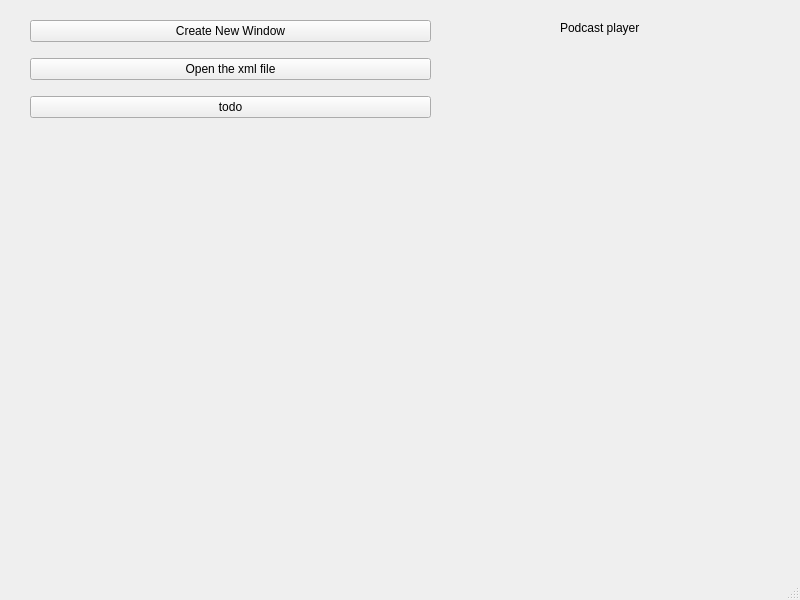
DragonHole/qt-podcast-player, file form.ui: the form before one commit.
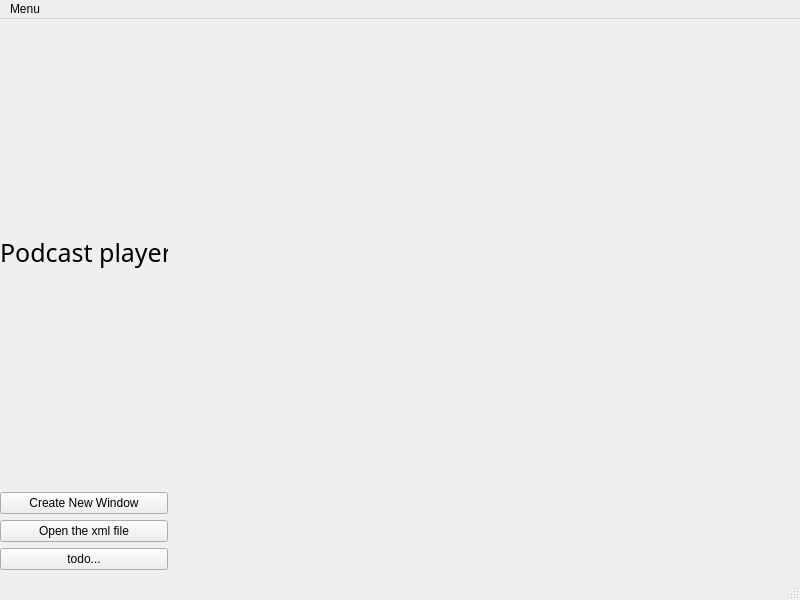
The form after the commit. Custom widgets are drawn as their Qt base class.

Commit message: small update, change layout and move media logic into new  mediaplayer widget

What changed in the file:
```diff
--- a/form.ui
+++ b/form.ui
@@ -14,59 +14,13 @@
    <string>MainWindow</string>
   </property>
   <widget class="QWidget" name="centralwidget">
-   <widget class="QWidget" name="gridLayoutWidget">
-    <property name="geometry">
-     <rect>
-      <x>30</x>
-      <y>10</y>
-      <width>401</width>
-      <height>121</height>
-     </rect>
-    </property>
-    <layout class="QGridLayout" name="gridLayout">
-     <item row="4" column="0">
-      <widget class="QPushButton" name="updateTableButton">
-       <property name="text">
-        <string>todo</string>
-       </property>
-      </widget>
-     </item>
-     <item row="1" column="0">
-      <widget class="QPushButton" name="openXMLButton">
-       <property name="text">
-        <string>Open the xml file</string>
-       </property>
-      </widget>
-     </item>
-     <item row="0" column="0">
-      <widget class="QPushButton" name="pushButton">
-       <property name="text">
-        <string>Create New Window</string>
-       </property>
-      </widget>
-     </item>
-    </layout>
-   </widget>
-   <widget class="QLabel" name="label">
-    <property name="geometry">
-     <rect>
-      <x>560</x>
-      <y>20</y>
-      <width>181</width>
-      <height>16</height>
-     </rect>
-    </property>
-    <property name="text">
-     <string>Podcast player</string>
-    </property>
-   </widget>
    <widget class="DownloaderWidget" name="downloader" native="true">
     <property name="geometry">
      <rect>
-      <x>30</x>
-      <y>140</y>
-      <width>411</width>
-      <height>311</height>
+      <x>180</x>
+      <y>180</y>
+      <width>321</width>
+      <height>231</height>
      </rect>
     </property>
     <property name="autoFillBackground">
@@ -76,13 +30,73 @@
    <widget class="EpisodesWidget" name="episodes" native="true">
     <property name="geometry">
      <rect>
-      <x>480</x>
-      <y>60</y>
+      <x>510</x>
+      <y>180</y>
       <width>281</width>
       <height>361</height>
      </rect>
     </property>
    </widget>
+   <widget class="MediaPlayerWidget" name="mediaplayer" native="true">
+    <property name="geometry">
+     <rect>
+      <x>160</x>
+      <y>0</y>
+      <width>641</width>
+      <height>61</height>
+     </rect>
+    </property>
+   </widget>
+   <widget class="QWidget" name="horizontalLayoutWidget">
+    <property name="geometry">
+     <rect>
+      <x>0</x>
+      <y>0</y>
+      <width>168</width>
+      <height>551</height>
+     </rect>
+    </property>
+    <layout class="QHBoxLayout" name="horizontalLayout_2">
+     <item>
+      <layout class="QGridLayout" name="gridLayout">
+       <item row="1" column="0">
+        <widget class="QPushButton" name="pushButton">
+         <property name="text">
+          <string>Create New Window</string>
+         </property>
+        </widget>
+       </item>
+       <item row="6" column="0">
+        <widget class="QPushButton" name="updateTableButton">
+         <property name="text">
+          <string>todo...</string>
+         </property>
+        </widget>
+       </item>
+       <item row="3" column="0">
+        <widget class="QPushButton" name="openXMLButton">
+         <property name="text">
+          <string>Open the xml file</string>
+         </property>
+        </widget>
+       </item>
+       <item row="0" column="0">
+        <widget class="QLabel" name="label">
+         <property name="font">
+          <font>
+           <family>Arial Rounded MT Bold</family>
+           <pointsize>19</pointsize>
+          </font>
+         </property>
+         <property name="text">
+          <string>Podcast player</string>
+         </property>
+        </widget>
+       </item>
+      </layout>
+     </item>
+    </layout>
+   </widget>
   </widget>
   <widget class="QMenuBar" name="menubar">
    <property name="geometry">
@@ -93,6 +107,15 @@
      <height>24</height>
     </rect>
    </property>
+   <widget class="QMenu" name="menuMenu">
+    <property name="title">
+     <string>Menu</string>
+    </property>
+    <addaction name="actionQAction1"/>
+    <addaction name="actionQAction2"/>
+    <addaction name="actionQAction3"/>
+   </widget>
+   <addaction name="menuMenu"/>
   </widget>
   <widget class="QStatusBar" name="statusbar"/>
  </widget>
@@ -116,6 +139,15 @@
     <slot>refreshEpisodesFromXML()</slot>
    </slots>
   </customwidget>
+  <customwidget>
+   <class>MediaPlayerWidget</class>
+   <extends>QWidget</extends>
+   <header location="global">mediaplayerwidget</header>
+   <container>1</container>
+   <slots>
+    <slot>setPlayingMedia()</slot>
+   </slots>
+  </customwidget>
  </customwidgets>
  <resources/>
  <connections>
```
Left out of the diff: 38 changed lines with no effect on the pictures. The commit also changes 7 other files.
